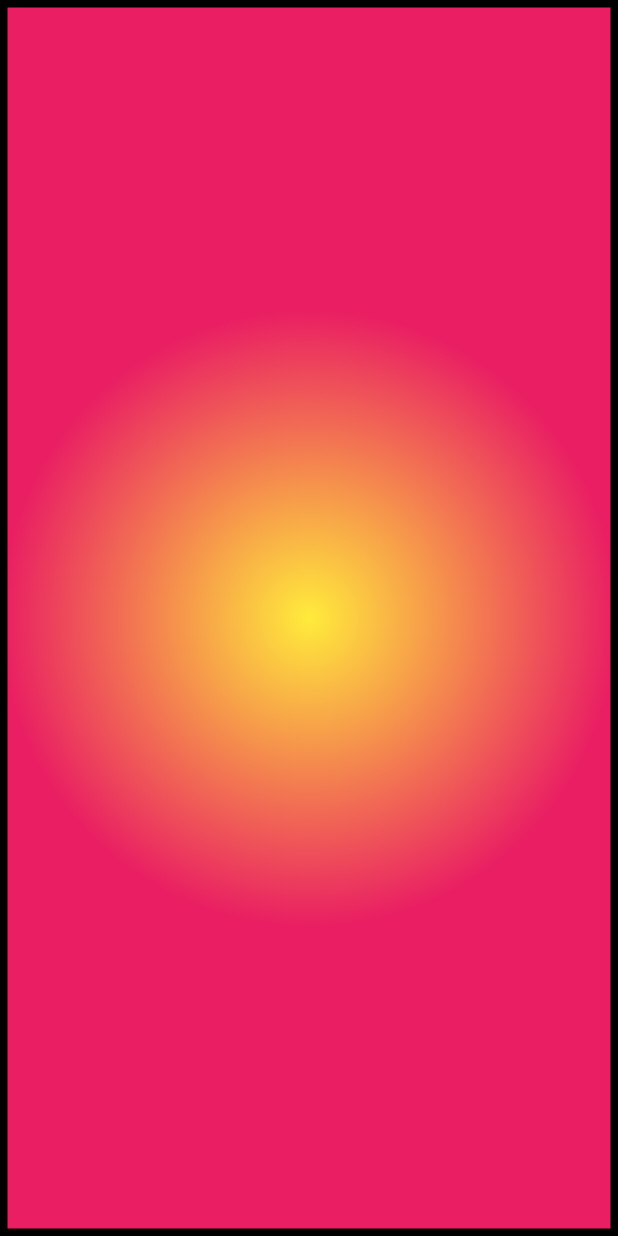
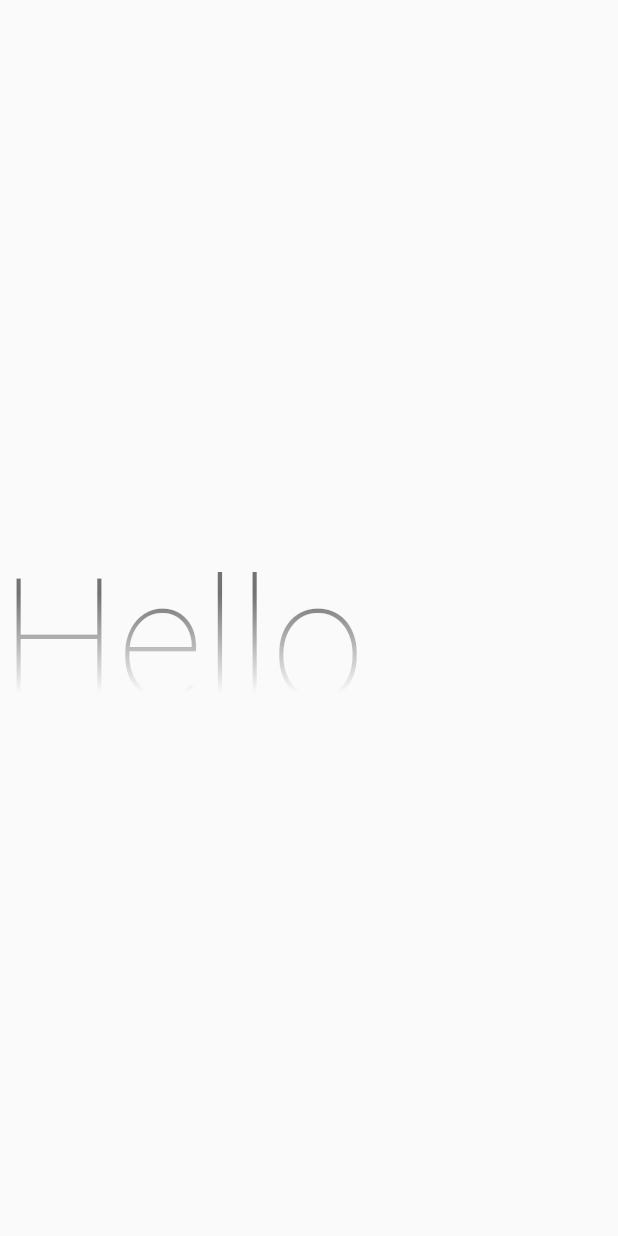
Before and after one commit to raloliver/qzapp, a Flutter app: the screen it shows after launch, on a phone screen of 412 x 824 dp. Run offline on Flutter 3.47's test engine with Material 2 defaults, Android fonts, the phone set to English and light mode, and no system bars.

Commit message:
Text with TextStyle

```diff
--- a/lib/main.dart
+++ b/lib/main.dart
@@ -8,17 +8,26 @@ class MyApp extends StatelessWidget {
     return MaterialApp(
       home: Scaffold(
         body: Center(
-            child: Container(
-          alignment: Alignment.center,
-          decoration: BoxDecoration(
-              color: Colors.blue,
-              border: Border.all(width: 5),
-              boxShadow: [
-                BoxShadow(offset: Offset(40, 40), color: Colors.pink),
-                BoxShadow(offset: Offset(20, 20), color: Colors.yellow),
-              ],
-              gradient: RadialGradient(colors: [Colors.yellow, Colors.pink])),
-        )),
+          child: Row(
+            children: <Widget>[
+              Expanded(
+                child: Container(
+                  height: 100,
+                  child: Text(
+                    'Hello World this is too long',
+                    // overflow: TextOverflow.ellipsis,
+                    overflow: TextOverflow.fade,
+                    // style: TextStyle(
+                    //   fontSize: 50,
+                    //   fontWeight: FontWeight.bold,
+                    // ),
+                    style: Theme.of(context).textTheme.display4,
+                  ),
+                ),
+              ),
+            ],
+          ),
+        ),
       ),
     );
   }
```
